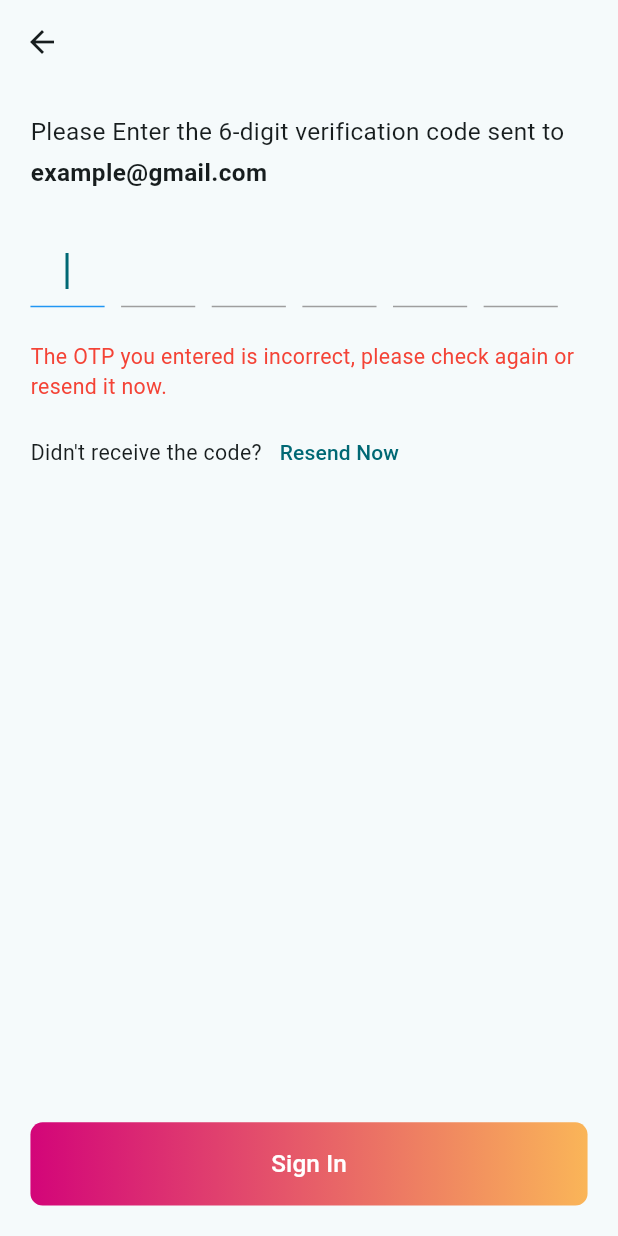
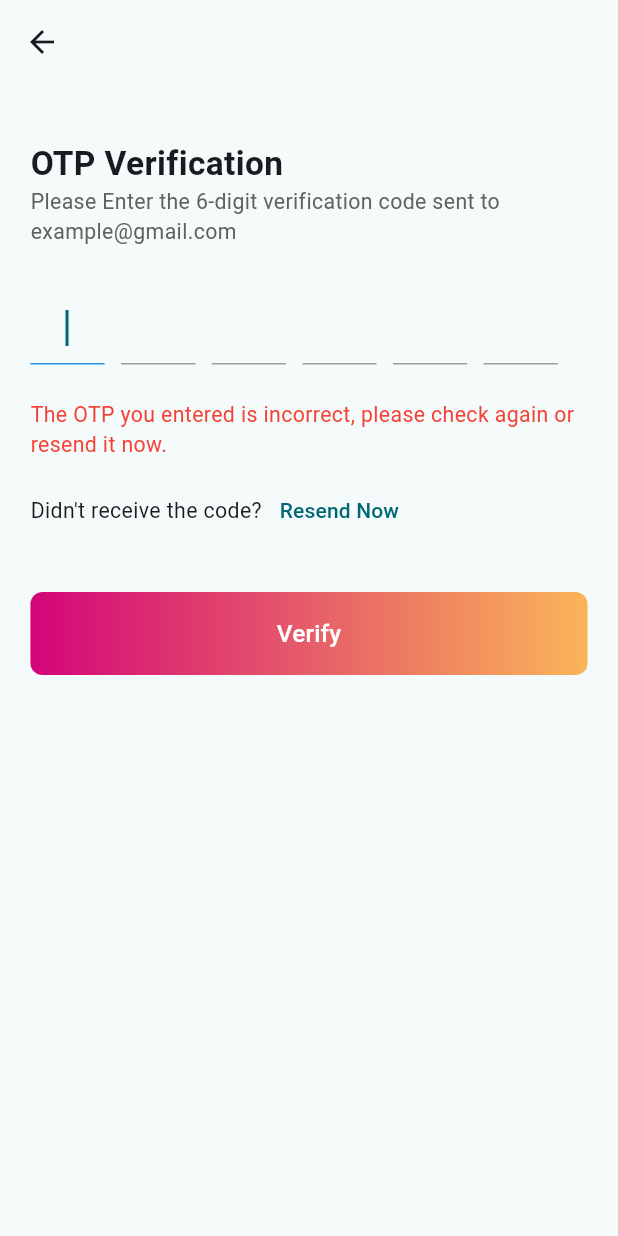
Before and after one commit to iArgho/crew_match, a Flutter app: the screen it shows after launch, after a tap on "Forgot Password?", after a tap on "Get OTP", on a phone screen of 412 x 824 dp. Run offline on Flutter 3.47's test engine with Material 3 defaults, Android fonts, the phone set to English and light mode, and no system bars; our stand-ins replace flutter_screenutil, flutter_svg, get; Roboto replaces fonts that are missing (static const String logoColor).

Commit message:
Reset Password screen has added..

```diff
--- a/lib/app.dart
+++ b/lib/app.dart
@@ -1,3 +1,4 @@
+import 'package:crew_match/utility/parth_utils.dart';
 import 'package:flutter/material.dart';
 import 'package:get/get.dart';
 import 'package:flutter_screenutil/flutter_screenutil.dart';
@@ -17,6 +18,7 @@ class CrewMatch extends StatelessWidget {
           title: 'Crew Match',
           debugShowCheckedModeBanner: false,
           theme: ThemeData(
+            fontFamily: PathUtils.manropeFont,
             colorScheme: ColorScheme.fromSeed(seedColor: Colors.grey),
             useMaterial3: true,
           ),
--- a/lib/presentation/auth/forgotaccount/forgot_password_screen.dart
+++ b/lib/presentation/auth/forgotaccount/forgot_password_screen.dart
@@ -49,7 +49,7 @@ class _ForgotPasswordScreenState extends State<ForgotPasswordScreen> {
               SizedBox(height: 16.h),
               Text(
                 'Forgot Your Password?',
-                style: TextStyle(fontSize: 24.sp, fontWeight: FontWeight.bold),
+                style: TextStyle(fontSize: 22.sp, fontWeight: FontWeight.w600),
               ),
               SizedBox(height: 8.h),
               Text(
@@ -59,7 +59,7 @@ class _ForgotPasswordScreenState extends State<ForgotPasswordScreen> {
               SizedBox(height: 24.h),
               Text(
                 'Email',
-                style: TextStyle(fontWeight: FontWeight.bold, fontSize: 16.sp),
+                style: TextStyle(fontWeight: FontWeight.w600, fontSize: 16.sp),
               ),
               SizedBox(height: 8.h),
               TextFormField(
@@ -84,7 +84,7 @@ class _ForgotPasswordScreenState extends State<ForgotPasswordScreen> {
               TextWidgetButton(
                 text: 'Get OTP',
                 onPressed: () {
-                  Get.off(() => OtpVerification());
+                  Get.off(() => OtpVerificationScreen());
                 },
               ),
             ],
--- a/lib/presentation/auth/forgotaccount/otp_verification.dart
+++ b/lib/presentation/auth/forgotaccount/otp_verification.dart
@@ -1,3 +1,4 @@
+import 'package:crew_match/presentation/auth/forgotaccount/reset_password_screen.dart';
 import 'package:crew_match/presentation/auth/signin/signin_screen.dart';
 import 'package:crew_match/presentation/widget/text_widget_button.dart';
 import 'package:flutter/material.dart';
@@ -5,14 +6,14 @@ import 'package:flutter/services.dart';
 import 'package:flutter_screenutil/flutter_screenutil.dart';
 import 'package:get/get.dart';
 
-class OtpVerification extends StatefulWidget {
-  const OtpVerification({super.key});
+class OtpVerificationScreen extends StatefulWidget {
+  const OtpVerificationScreen({super.key});
 
   @override
-  State<OtpVerification> createState() => _OtpVerificationState();
+  State<OtpVerificationScreen> createState() => _OtpVerificationState();
 }
 
-class _OtpVerificationState extends State<OtpVerification> {
+class _OtpVerificationState extends State<OtpVerificationScreen> {
   final List<TextEditingController> _controllers = List.generate(
     6,
     (_) => TextEditingController(),
@@ -53,18 +54,17 @@ class _OtpVerificationState extends State<OtpVerification> {
         child: Column(
           crossAxisAlignment: CrossAxisAlignment.start,
           children: [
+            SizedBox(height: 16.h),
             Text(
-              "Please Enter the 6-digit verification code sent to",
-              style: TextStyle(fontSize: 16.sp),
+              'OTP Verification',
+              style: TextStyle(fontSize: 22.sp, fontWeight: FontWeight.w600),
             ),
-            SizedBox(height: 4.h),
             Text(
-              "example@gmail.com",
-              style: TextStyle(fontWeight: FontWeight.bold, fontSize: 16.sp),
+              "Please Enter the 6-digit verification code sent to example@gmail.com",
+              style: TextStyle(fontSize: 14.sp, color: Colors.grey[700]),
             ),
             SizedBox(height: 30.h),
 
-            // OTP input fields with underline only
             Wrap(
               alignment: WrapAlignment.start,
               spacing: 10.w,
@@ -96,10 +96,15 @@ class _OtpVerificationState extends State<OtpVerification> {
                 ),
               ],
             ),
+            SizedBox(height: 30.h),
+            TextWidgetButton(
+              text: 'Verify',
+              onPressed: () {
+                Get.off(() => const ResetPasswordScreen());
+              },
+            ),
 
-            const Spacer(),
-
-            TextWidgetButton(text: 'Sign In', onPressed: _handleSignIn),
+            Spacer(),
           ],
         ),
       ),
--- a/lib/presentation/auth/signin/signin_screen.dart
+++ b/lib/presentation/auth/signin/signin_screen.dart
@@ -61,7 +61,7 @@ class _SigninScreenState extends State<SigninScreen> {
                     child: Text(
                       'Email',
                       style: TextStyle(
-                        fontWeight: FontWeight.bold,
+                        fontWeight: FontWeight.w600,
                         fontSize: 16.sp,
                       ),
                     ),
@@ -93,7 +93,7 @@ class _SigninScreenState extends State<SigninScreen> {
                     child: Text(
                       'Password',
                       style: TextStyle(
-                        fontWeight: FontWeight.bold,
+                        fontWeight: FontWeight.w600,
                         fontSize: 16.sp,
                       ),
                     ),
--- a/lib/utility/parth_utils.dart
+++ b/lib/utility/parth_utils.dart
@@ -1,4 +1,5 @@
 class PathUtils {
   static const String logoBland = 'assets/images/logo_bland.svg';
   static const String logoColor = 'assets/images/logo_Color.svg';
+  static const String manropeFont = 'static const String logoColor';
 }
--- a/pubspec.yaml
+++ b/pubspec.yaml
@@ -29,3 +29,4 @@ flutter:
   assets:
     - assets/images/logo_bland.svg
     - assets/images/logo_Color.svg
+    - assets/fonts/Manrope.ttf
```
Also changed, not shown: lib/presentation/auth/forgotaccount/reset_password_screen.dart (added, +123 -0 lines), assets/fonts/Manrope.ttf (added).
